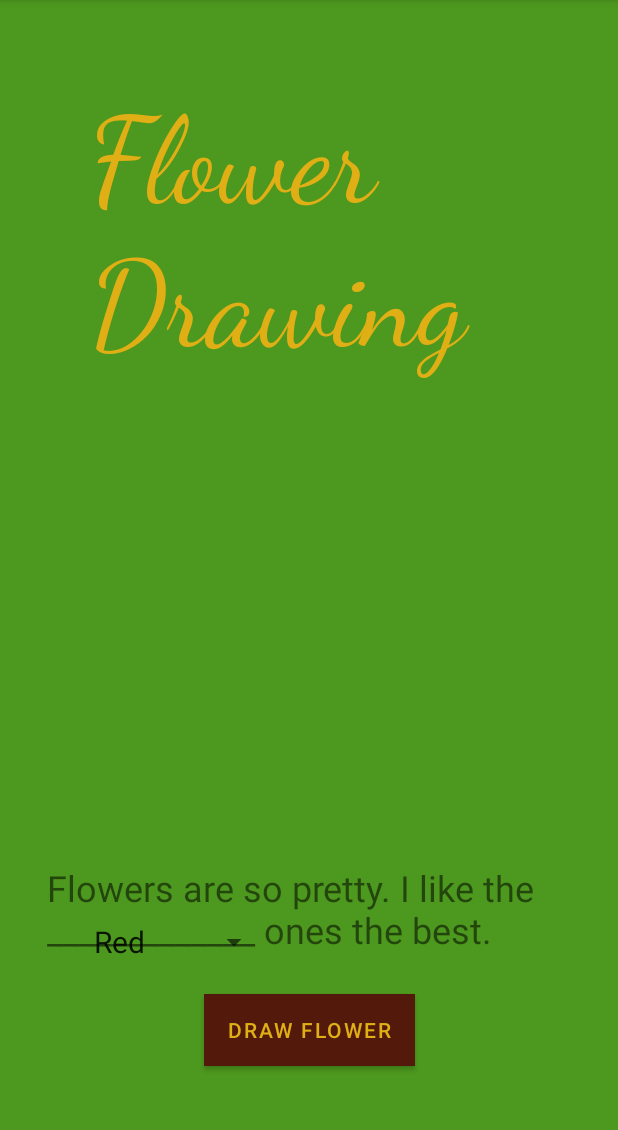
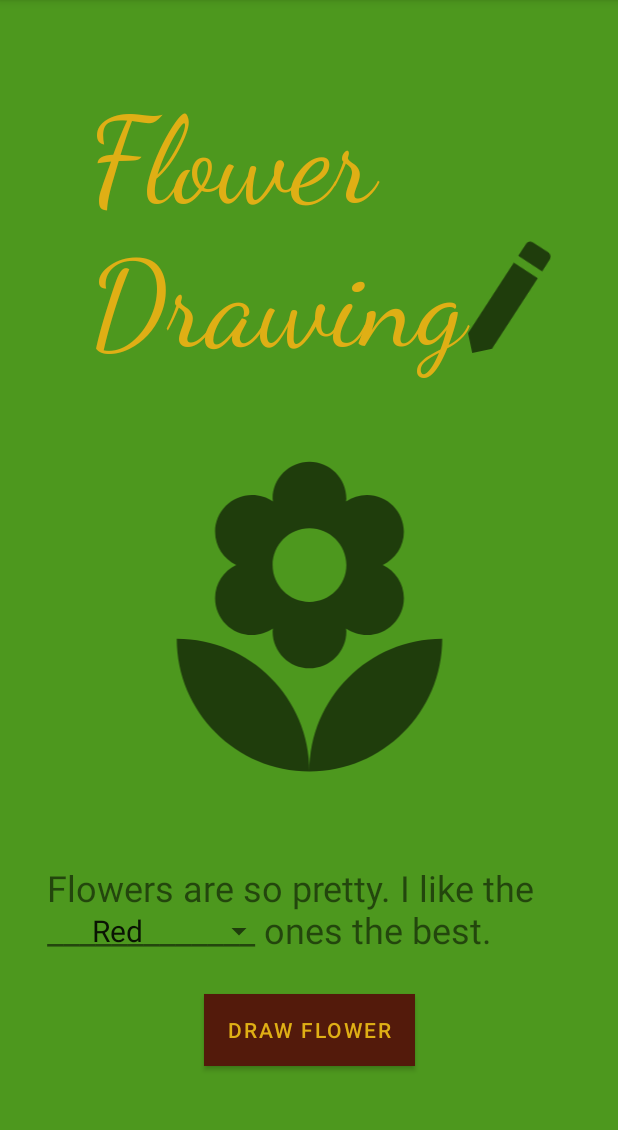
Before and after one commit to dlam15/CS441_program3, an Android app: the screen it shows after launch (MainActivity), on a phone screen of 412 x 824 dp, the part 84-1214 px from its top. Run offline under Robolectric (Android 15) with nearby library versions, the phone set to English and light mode, and no system bars.

Commit message:
re-added deleted file and updated screens

```diff
--- a/app/build.gradle
+++ b/app/build.gradle
@@ -14,6 +14,7 @@ android {
         versionName "1.0"
 
         testInstrumentationRunner "androidx.test.runner.AndroidJUnitRunner"
+        vectorDrawables.useSupportLibrary = true
     }
 
     buildTypes {
--- a/app/src/main/java/com/example/customdrawing/Drawing.java
+++ b/app/src/main/java/com/example/customdrawing/Drawing.java
@@ -3,7 +3,6 @@ package com.example.customdrawing;
 import androidx.appcompat.app.AppCompatActivity;
 
 import android.content.Intent;
-import android.graphics.Color;
 import android.os.Bundle;
 import android.view.View;
 import android.widget.Button;
@@ -46,13 +45,12 @@ public class Drawing extends AppCompatActivity {
             }
         });
 
-        Button home = (Button) findViewById(R.id.button2);
+        Button home = (Button) findViewById(R.id.homeBtn);
         home.setOnClickListener(new View.OnClickListener() {
             @Override
             public void onClick(View view) {
                 Intent intent = new Intent(Drawing.this, MainActivity.class);
                 startActivity(intent);
-                finish ();
             }
         });
     }
--- a/app/src/main/java/com/example/customdrawing/Flower.java
+++ b/app/src/main/java/com/example/customdrawing/Flower.java
@@ -240,7 +240,7 @@ public class Flower extends SurfaceView implements SurfaceHolder.Callback {
         surfaceHolder = getHolder();
         Canvas canvas = surfaceHolder.lockCanvas();
         Paint surfaceBackground = new Paint();
-        surfaceBackground.setColor(Color.WHITE);
+        surfaceBackground.setColor(Color.BLACK);
         canvas.drawRect(0,0, this.getWidth(),this.getHeight(),surfaceBackground);
 
 
--- a/app/src/main/java/com/example/customdrawing/MainActivity.java
+++ b/app/src/main/java/com/example/customdrawing/MainActivity.java
@@ -28,7 +28,6 @@ public class MainActivity extends AppCompatActivity implements AdapterView.OnIte
                 Intent intent = new Intent(MainActivity.this, Drawing.class);
                 intent.putExtra("COLOR", choice);
                 startActivity(intent);
-                finish ();
             }
         });
 
--- /dev/null
+++ b/app/src/main/res/drawable/ic_baseline_create_24.xml
@@ -0,0 +1,10 @@
+<vector xmlns:android="http://schemas.android.com/apk/res/android"
+    android:width="24dp"
+    android:height="24dp"
+    android:viewportWidth="24"
+    android:viewportHeight="24"
+    android:tint="?attr/colorControlNormal">
+  <path
+      android:fillColor="@android:color/white"
+      android:pathData="M3,17.25V21h3.75L17.81,9.94l-3.75,-3.75L3,17.25zM20.71,7.04c0.39,-0.39 0.39,-1.02 0,-1.41l-2.34,-2.34c-0.39,-0.39 -1.02,-0.39 -1.41,0l-1.83,1.83 3.75,3.75 1.83,-1.83z"/>
+</vector>
--- /dev/null
+++ b/app/src/main/res/drawable/ic_baseline_local_florist_24.xml
@@ -0,0 +1,10 @@
+<vector xmlns:android="http://schemas.android.com/apk/res/android"
+    android:width="24dp"
+    android:height="24dp"
+    android:viewportWidth="24"
+    android:viewportHeight="24"
+    android:tint="?attr/colorControlNormal">
+  <path
+      android:fillColor="@android:color/white"
+      android:pathData="M12,22c4.97,0 9,-4.03 9,-9 -4.97,0 -9,4.03 -9,9zM5.6,10.25c0,1.38 1.12,2.5 2.5,2.5 0.53,0 1.01,-0.16 1.42,-0.44l-0.02,0.19c0,1.38 1.12,2.5 2.5,2.5s2.5,-1.12 2.5,-2.5l-0.02,-0.19c0.4,0.28 0.89,0.44 1.42,0.44 1.38,0 2.5,-1.12 2.5,-2.5 0,-1 -0.59,-1.85 -1.43,-2.25 0.84,-0.4 1.43,-1.25 1.43,-2.25 0,-1.38 -1.12,-2.5 -2.5,-2.5 -0.53,0 -1.01,0.16 -1.42,0.44l0.02,-0.19C14.5,2.12 13.38,1 12,1S9.5,2.12 9.5,3.5l0.02,0.19c-0.4,-0.28 -0.89,-0.44 -1.42,-0.44 -1.38,0 -2.5,1.12 -2.5,2.5 0,1 0.59,1.85 1.43,2.25 -0.84,0.4 -1.43,1.25 -1.43,2.25zM12,5.5c1.38,0 2.5,1.12 2.5,2.5s-1.12,2.5 -2.5,2.5S9.5,9.38 9.5,8s1.12,-2.5 2.5,-2.5zM3,13c0,4.97 4.03,9 9,9 0,-4.97 -4.03,-9 -9,-9z"/>
+</vector>
--- a/app/src/main/res/layout/activity_main.xml
+++ b/app/src/main/res/layout/activity_main.xml
@@ -9,14 +9,14 @@
 
     <Spinner
         android:id="@+id/colorPicker"
-        android:layout_width="125dp"
+        android:layout_width="130dp"
         android:layout_height="29dp"
         app:layout_constraintBottom_toBottomOf="parent"
         app:layout_constraintEnd_toEndOf="parent"
         app:layout_constraintHorizontal_bias="0.19"
         app:layout_constraintStart_toStartOf="parent"
         app:layout_constraintTop_toTopOf="parent"
-        app:layout_constraintVertical_bias="0.83" />
+        app:layout_constraintVertical_bias="0.82" />
 
     <TextView
         android:id="@+id/titleScreen"
@@ -59,4 +59,28 @@
         app:layout_constraintTop_toBottomOf="@+id/titleScreen"
         app:layout_constraintVertical_bias="0.77" />
 
+    <ImageView
+        android:id="@+id/flowerImage"
+        android:layout_width="250dp"
+        android:layout_height="236dp"
+        app:layout_constraintBottom_toBottomOf="parent"
+        app:layout_constraintEnd_toEndOf="parent"
+        app:layout_constraintStart_toStartOf="parent"
+        app:layout_constraintTop_toTopOf="parent"
+        app:layout_constraintVertical_bias="0.56"
+        app:srcCompat="@drawable/ic_baseline_local_florist_24" />
+
+    <ImageView
+        android:id="@+id/penImage"
+        android:layout_width="86dp"
+        android:layout_height="99dp"
+        android:rotation="-12"
+        app:layout_constraintBottom_toBottomOf="parent"
+        app:layout_constraintEnd_toEndOf="parent"
+        app:layout_constraintHorizontal_bias="0.91"
+        app:layout_constraintStart_toStartOf="parent"
+        app:layout_constraintTop_toTopOf="parent"
+        app:layout_constraintVertical_bias="0.22000003"
+        app:srcCompat="@drawable/ic_baseline_create_24" />
+
 </androidx.constraintlayout.widget.ConstraintLayout>
```
Also changed, not shown: app/src/main/res/drawable-v24/ic_launcher_foreground.xml (added, +30 -0 lines), app/src/main/res/drawable/ic_launcher_background.xml (+70 -166 lines), app/src/main/res/layout/activity_drawing.xml (+6 -4 lines).
